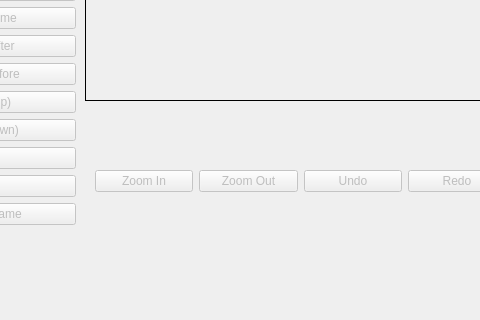
Above: SpriteEditor/view.ui from University-of-Utah-CS3505/a7-sprite-editor-s22-charming21 before the change; both pictures show x 105 to 585 and y 338 to 658 of the 800 by 658 pixel window. Below: the same form after it.
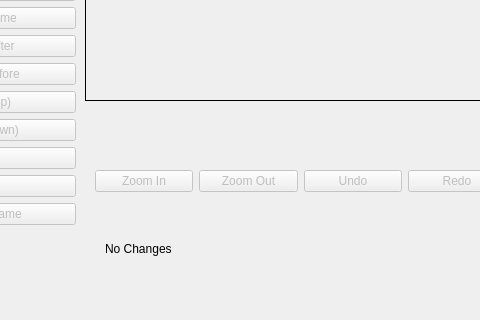
That is the form after the change. Custom widgets are drawn as their Qt base class.

Commit message: Commit 6.7: Open new program when opening a file, and pop message appears when you haven't saved your changes, fix issues with view when opening a file.

The edit to the form file:
```diff
--- a/SpriteEditor/view.ui
+++ b/SpriteEditor/view.ui
@@ -390,6 +390,19 @@
      </item>
     </layout>
    </widget>
+   <widget class="QLabel" name="modifiedLabel">
+    <property name="geometry">
+     <rect>
+      <x>210</x>
+      <y>560</y>
+      <width>271</width>
+      <height>16</height>
+     </rect>
+    </property>
+    <property name="text">
+     <string>No Changes</string>
+    </property>
+   </widget>
   </widget>
   <widget class="QMenuBar" name="menubar">
    <property name="geometry">
```
The commit also changes 5 other files.
